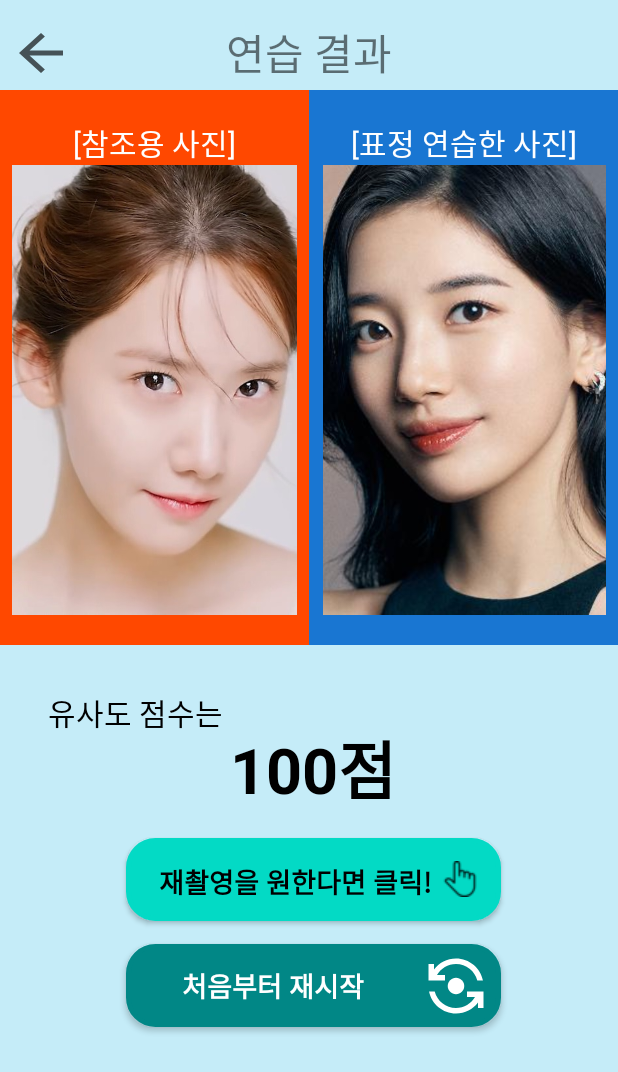
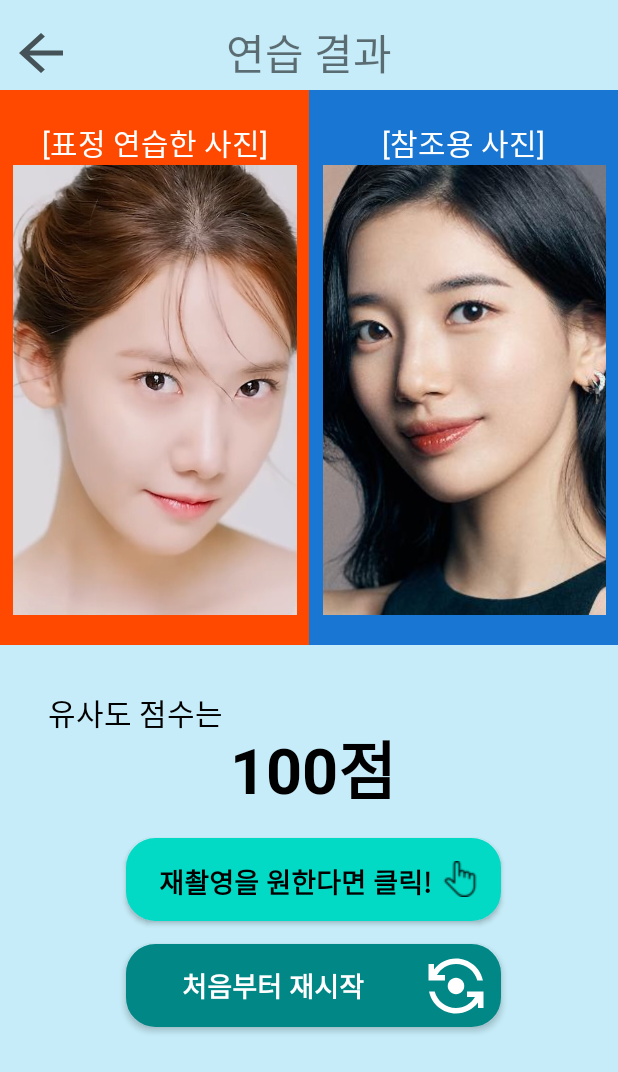
Before and after one commit to kongsa0419/SmileGuide, an Android app: the layout activity_compare.xml on its own in the app's theme, with its tools: preview values and no code run, on a phone screen of 412 x 824 dp. Shown: the top 1072 px of the screen. Run offline under Robolectric (Android 15) with nearby library versions, the phone set to English and light mode, and no system bars.

Commit message:
ML kit 그려지긴 하네 - 보완 필요

```diff
--- a/app/build.gradle
+++ b/app/build.gradle
@@ -61,7 +61,10 @@ dependencies {
 
     implementation("io.coil-kt:coil:2.0.0")
 
-    // Use this dependency to use the dynamically downloaded model in Google Play Services
+    // Use this dependency to bundle the model with your app
+//    implementation 'com.google.mlkit:face-detection:16.1.5'
+
+//    // Use this dependency to use the dynamically downloaded model in Google Play Services
     implementation 'com.google.android.gms:play-services-mlkit-face-detection:17.1.0'
 
 
--- a/app/src/main/res/layout/activity_compare.xml
+++ b/app/src/main/res/layout/activity_compare.xml
@@ -8,16 +8,10 @@
     android:background="@color/main_blue"
     >
 
-    <com.example.myapplication.vision.GraphicOverlay
-        android:id="@+id/graphic_overlay"
-        android:layout_width="match_parent"
-        android:layout_height="match_parent"
-        app:layout_constraintTop_toTopOf="parent"
-        app:layout_constraintBottom_toBottomOf="parent"
-        app:layout_constraintLeft_toLeftOf="parent"
-        app:layout_constraintRight_toRightOf="parent"
-        android:layout_alignParentStart="true"
-        />
+
+
+
+
 
     <TextView
         android:id="@+id/cmp_upper_tv"
@@ -58,7 +52,7 @@
                 android:id="@+id/cmp_new_pic_expl"
                 android:layout_width="wrap_content"
                 android:layout_height="wrap_content"
-                android:text="[참조용 사진]"
+                android:text="[표정 연습한 사진]"
                 android:textColor="@color/white"
                 android:textSize="20sp"
                 android:textAlignment="center"
@@ -76,6 +70,15 @@
                 app:layout_constraintTop_toBottomOf="@+id/cmp_new_pic_expl"
                 app:layout_constraintStart_toStartOf="@+id/cmp_new_pic_expl"
                 app:layout_constraintEnd_toEndOf="@+id/cmp_new_pic_expl"
+                />
+            <com.example.myapplication.vision.GraphicOverlay
+                android:id="@+id/new_graphic_overlay"
+                android:layout_width="190dp"
+                android:layout_height="300dp"
+                app:layout_constraintTop_toBottomOf="@+id/cmp_new_pic_expl"
+                app:layout_constraintStart_toStartOf="@+id/cmp_new_pic_expl"
+                app:layout_constraintEnd_toEndOf="@+id/cmp_new_pic_expl"
+                android:layout_alignParentStart="true"
                 />
 
         </androidx.constraintlayout.widget.ConstraintLayout>
@@ -96,7 +99,7 @@
             android:id="@+id/cmp_trns_pic_expl"
             android:layout_width="wrap_content"
             android:layout_height="wrap_content"
-            android:text="[표정 연습한 사진]"
+            android:text="[참조용 사진]"
             android:textSize="20sp"
             android:textColor="@color/white"
             android:textAlignment="center"
@@ -115,6 +118,19 @@
             app:layout_constraintStart_toStartOf="@+id/cmp_trns_pic_expl"
             app:layout_constraintTop_toBottomOf="@+id/cmp_trns_pic_expl"
             tools:src="@drawable/suzy" />
+
+
+        <com.example.myapplication.vision.GraphicOverlay
+            android:id="@+id/trns_graphic_overlay"
+            android:layout_width="190dp"
+            android:layout_height="300dp"
+            app:layout_constraintEnd_toEndOf="@+id/cmp_trns_pic_expl"
+            app:layout_constraintHorizontal_bias="0.487"
+            app:layout_constraintStart_toStartOf="@+id/cmp_trns_pic_expl"
+            app:layout_constraintTop_toBottomOf="@+id/cmp_trns_pic_expl"
+            android:layout_alignParentStart="true"
+            />
+
 
     </androidx.constraintlayout.widget.ConstraintLayout>
 
```
Also changed, not shown: app/src/main/AndroidManifest.xml (+6 -6 lines), app/src/main/java/com/example/myapplication/activity/CompareActivity.kt (+69 -44 lines).
